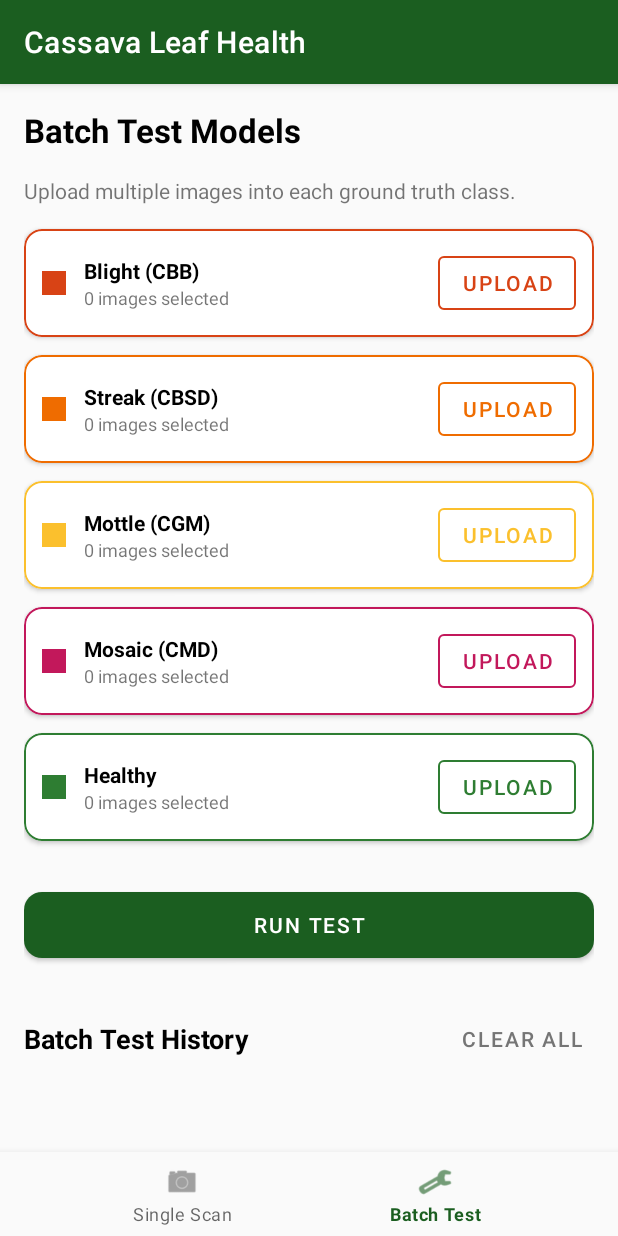
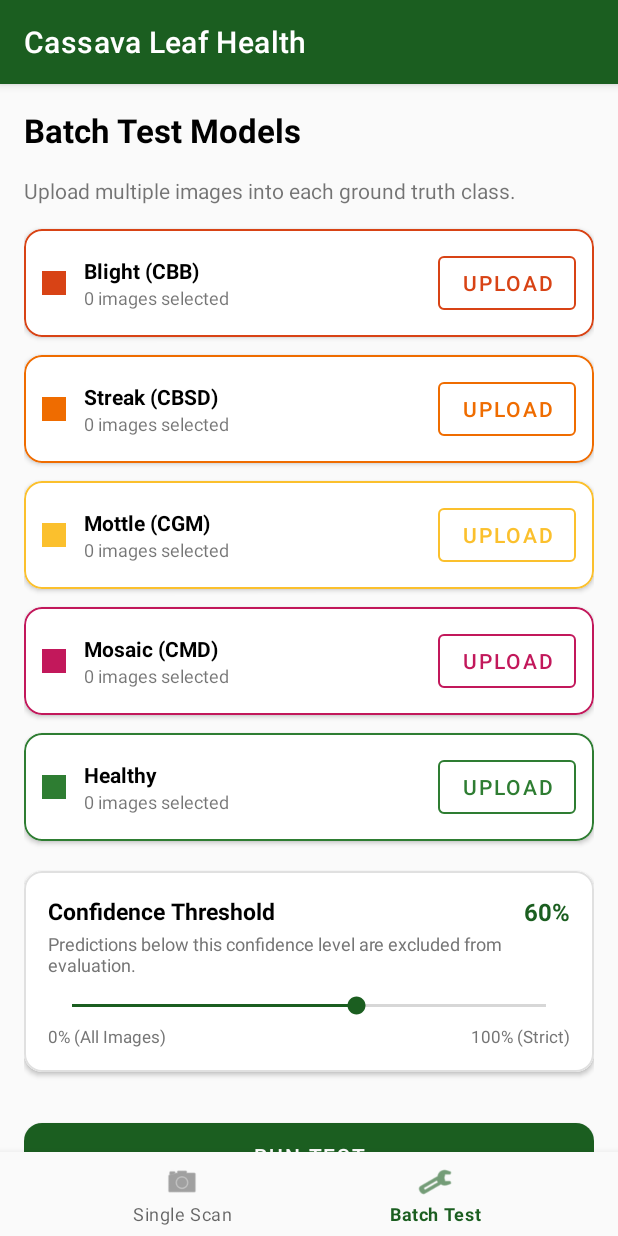
Before and after one commit to Rener19/CassavaLeafDetector, an Android app: the screen it shows after launch (MainActivity), item 2 of the bottom bar chosen, on a phone screen of 412 x 824 dp. Run offline under Robolectric (Android 15) with nearby library versions, the phone set to English and light mode, and no system bars; libraries missing offline, so code that uses them is left out: androidx.camera.core, androidx.camera.lifecycle, androidx.camera.view, org.tensorflow.lite; network calls fail; 1 statement that could not run was skipped.

Commit message:
feat: add adjustable confidence threshold slider (0-100%) to batch testing

```diff
--- a/app/src/main/java/com/example/cassavaleafdetector/MainActivity.kt
+++ b/app/src/main/java/com/example/cassavaleafdetector/MainActivity.kt
@@ -12,6 +12,7 @@ import android.widget.Button
 import android.widget.ImageButton
 import android.widget.ImageView
 import android.widget.ProgressBar
+import android.widget.SeekBar
 import android.widget.TextView
 import android.widget.Toast
 import androidx.activity.result.contract.ActivityResultContracts
@@ -144,6 +145,9 @@ class MainActivity : AppCompatActivity() {
     private var btnClearBatchHistory: Button? = null
     private var batchHistoryAdapter: BatchHistoryAdapter? = null
     private val batchHistoryList = mutableListOf<BatchHistoryItem>()
+    private var seekBatchThreshold: SeekBar? = null
+    private var txtBatchThresholdValue: TextView? = null
+    private var batchConfidenceThreshold: Float = 0.60f
 
     // =========================================================================
     // Activity Result Launchers
@@ -287,6 +291,8 @@ class MainActivity : AppCompatActivity() {
         recyclerBatchHistory = findViewById(R.id.recycler_batch_history)
         txtNoBatchHistory = findViewById(R.id.txt_no_batch_history)
         btnClearBatchHistory = findViewById(R.id.btn_clear_batch_history)
+        seekBatchThreshold = findViewById(R.id.seek_batch_threshold)
+        txtBatchThresholdValue = findViewById(R.id.txt_batch_threshold_value)
 
         // Model status badge
         findViewById<TextView>(R.id.txt_model_badge)?.text =
@@ -376,6 +382,16 @@ class MainActivity : AppCompatActivity() {
 
         btnRunBatchTest?.setOnClickListener { runBatchTest() }
         btnClearBatchHistory?.setOnClickListener { clearBatchHistory() }
+
+        seekBatchThreshold?.setOnSeekBarChangeListener(object : SeekBar.OnSeekBarChangeListener {
+            override fun onProgressChanged(seekBar: SeekBar?, progress: Int, fromUser: Boolean) {
+                batchConfidenceThreshold = progress / 100.0f
+                txtBatchThresholdValue?.text = "$progress%"
+            }
+
+            override fun onStartTrackingTouch(seekBar: SeekBar?) {}
+            override fun onStopTrackingTouch(seekBar: SeekBar?) {}
+        })
     }
 
     // =========================================================================
@@ -903,8 +919,8 @@ class MainActivity : AppCompatActivity() {
 
                             // Stage 2: Disease classification
                             val result = classifier.classifyImage(bitmap, gatekeeperResult)
-                            // Selective Classification: Exclude predictions falling below 60% confidence threshold
-                            if (result.enhancedResult.confidence < CassavaClassifier.CONFIDENCE_THRESHOLD) {
+                            // Selective Classification: Exclude predictions falling below user-configured confidence threshold
+                            if (result.enhancedResult.confidence < batchConfidenceThreshold) {
                                 skippedLowConfidence++
                                 continue
                             }
@@ -918,11 +934,12 @@ class MainActivity : AppCompatActivity() {
                 }
             }
 
+            val thresholdPercent = (batchConfidenceThreshold * 100).toInt()
             if (enhancedPredictions.isEmpty()) {
                 runOnUiThread {
                     Toast.makeText(
                         this,
-                        "All $totalImages image(s) were excluded from evaluation (Non-cassava: $skippedNonCassava, Low-confidence < 60%: $skippedLowConfidence).",
+                        "All $totalImages image(s) were excluded from evaluation (Non-cassava: $skippedNonCassava, Low-confidence < $thresholdPercent%: $skippedLowConfidence).",
                         Toast.LENGTH_LONG
                     ).show()
                     btnRunBatchTest?.isEnabled = true
@@ -937,6 +954,7 @@ class MainActivity : AppCompatActivity() {
             val evaluatedCount = enhancedPredictions.size
             val baseMetrics = calculateMetrics(basePredictions, groundTruths, 5)
             val enhancedMetrics = calculateMetrics(enhancedPredictions, groundTruths, 5)
+            val currentThreshold = batchConfidenceThreshold
 
             runOnUiThread {
                 displayBatchResults(
@@ -945,7 +963,8 @@ class MainActivity : AppCompatActivity() {
                     totalImages,
                     evaluatedCount,
                     skippedNonCassava,
-                    skippedLowConfidence
+                    skippedLowConfidence,
+                    currentThreshold
                 )
                 saveBatchHistory(evaluatedCount, baseMetrics, enhancedMetrics)
                 btnRunBatchTest?.isEnabled = true
@@ -1045,15 +1064,17 @@ class MainActivity : AppCompatActivity() {
         total: Int,
         evaluated: Int,
         skippedNonCassava: Int,
-        skippedLowConfidence: Int
+        skippedLowConfidence: Int,
+        confidenceThreshold: Float
     ) {
         layoutBatchResults?.visibility = View.VISIBLE
+        val thresholdPercent = (confidenceThreshold * 100).toInt()
         val resultText = """
             BATCH SUMMARY:
             • Total Images Uploaded: $total
-            • Evaluated (Pass Gatekeeper & ≥ 60% Conf.): $evaluated
+            • Evaluated (Pass Gatekeeper & ≥ $thresholdPercent% Conf.): $evaluated
             • Excluded (Not Cassava Leaf < 70%): $skippedNonCassava
-            • Excluded (Low Confidence < 60%): $skippedLowConfidence
+            • Excluded (Low Confidence < $thresholdPercent%): $skippedLowConfidence
 
             BASE MODEL METRICS:
             Accuracy: ${formatPercent(base.accuracy)}
--- a/app/src/main/res/layout/layout_batch_test.xml
+++ b/app/src/main/res/layout/layout_batch_test.xml
@@ -263,6 +263,90 @@
             </LinearLayout>
         </com.google.android.material.card.MaterialCardView>
 
+        <!-- Confidence Threshold Setting Card -->
+        <com.google.android.material.card.MaterialCardView
+            android:layout_width="match_parent"
+            android:layout_height="wrap_content"
+            android:layout_marginTop="8dp"
+            android:layout_marginBottom="12dp"
+            app:cardCornerRadius="12dp"
+            app:cardElevation="2dp"
+            app:strokeColor="#E0E0E0"
+            app:strokeWidth="1dp">
+
+            <LinearLayout
+                android:layout_width="match_parent"
+                android:layout_height="wrap_content"
+                android:orientation="vertical"
+                android:padding="16dp">
+
+                <LinearLayout
+                    android:layout_width="match_parent"
+                    android:layout_height="wrap_content"
+                    android:orientation="horizontal"
+                    android:gravity="center_vertical">
+
+                    <TextView
+                        android:layout_width="0dp"
+                        android:layout_height="wrap_content"
+                        android:layout_weight="1"
+                        android:text="Confidence Threshold"
+                        android:textStyle="bold"
+                        android:textColor="@color/black"
+                        android:textSize="15sp" />
+
+                    <TextView
+                        android:id="@+id/txt_batch_threshold_value"
+                        android:layout_width="wrap_content"
+                        android:layout_height="wrap_content"
+                        android:text="60%"
+                        android:textStyle="bold"
+                        android:textColor="@color/primary_green"
+                        android:textSize="16sp" />
+                </LinearLayout>
+
+                <TextView
+                    android:layout_width="match_parent"
+                    android:layout_height="wrap_content"
+                    android:text="Predictions below this confidence level are excluded from evaluation."
+                    android:textColor="@color/gray_text"
+                    android:textSize="12sp"
+                    android:layout_marginTop="2dp"
+                    android:layout_marginBottom="10dp" />
+
+                <SeekBar
+                    android:id="@+id/seek_batch_threshold"
+                    android:layout_width="match_parent"
+                    android:layout_height="wrap_content"
+                    android:max="100"
+                    android:progress="60"
+                    android:progressTint="@color/primary_green"
+                    android:thumbTint="@color/primary_green" />
+
+                <LinearLayout
+                    android:layout_width="match_parent"
+                    android:layout_height="wrap_content"
+                    android:orientation="horizontal"
+                    android:layout_marginTop="4dp">
+
+                    <TextView
+                        android:layout_width="0dp"
+                        android:layout_height="wrap_content"
+                        android:layout_weight="1"
+                        android:text="0% (All Images)"
+                        android:textColor="@color/gray_text"
+                        android:textSize="11sp" />
+
+                    <TextView
+                        android:layout_width="wrap_content"
+                        android:layout_height="wrap_content"
+                        android:text="100% (Strict)"
+                        android:textColor="@color/gray_text"
+                        android:textSize="11sp" />
+                </LinearLayout>
+            </LinearLayout>
+        </com.google.android.material.card.MaterialCardView>
+
         <Button
             android:id="@+id/btn_run_batch_test"
             android:layout_width="match_parent"
```
Also changed, not shown: 1 other file.
